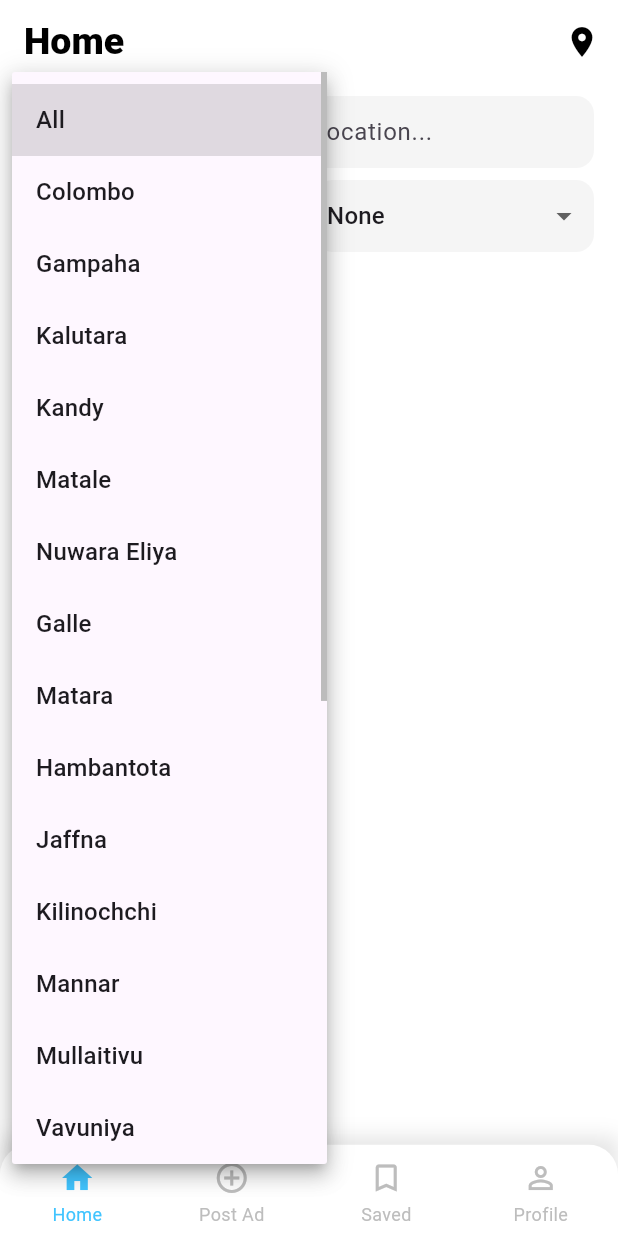
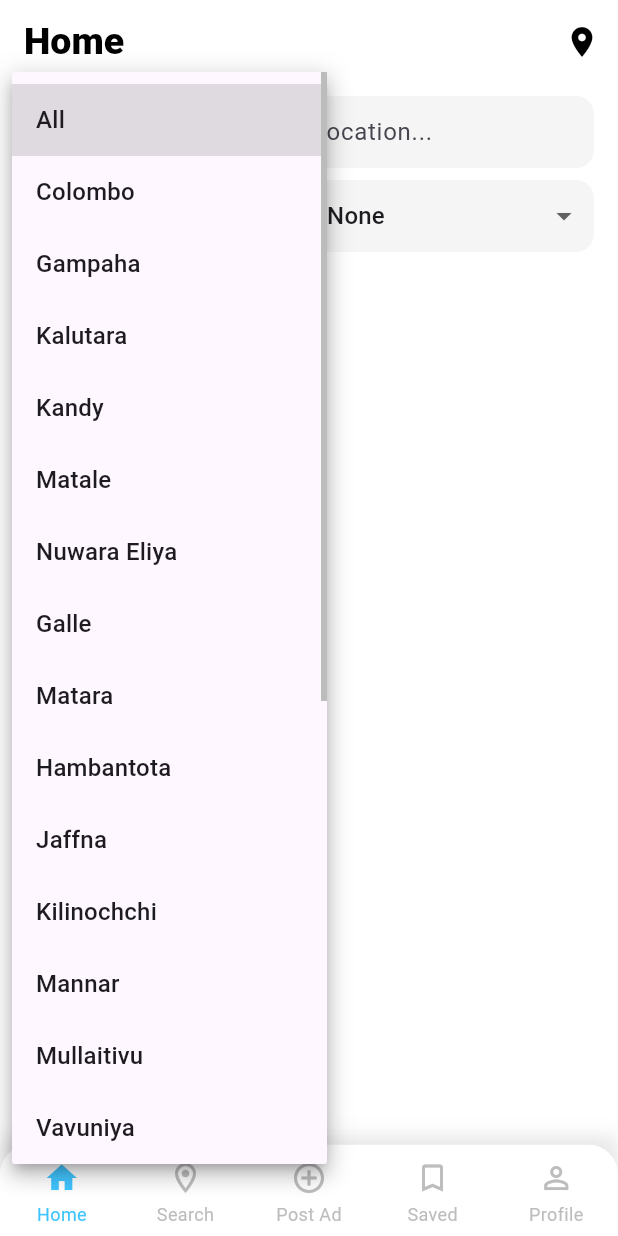
Before and after one commit to NipunaMadula/BODO-APP, a Flutter app: the HomeTabScreen screen opened directly, after a tap on "All", on a phone screen of 412 x 824 dp. Run offline on Flutter 3.47's test engine with Material 3 defaults, Android fonts, the phone set to English and light mode, and no system bars; our stand-ins replace cloud_firestore, firebase_auth, firebase_core, firebase_storage, flutter_bloc, geocoding and 4 more; accounts and stored records are empty; generated files the repository leaves out were written again; network calls fail.

Commit message:
add location search tab to bottom navigation

```diff
--- a/lib/screens/home/home_tab_screen.dart
+++ b/lib/screens/home/home_tab_screen.dart
@@ -1,3 +1,4 @@
+import 'package:bodo_app/screens/Location/SearchByLocationScreen.dart';
 import 'package:bodo_app/screens/saved_items/saved_items_screen.dart';
 import 'package:bodo_app/screens/authentication/login/login_screen.dart';
 import 'package:flutter/material.dart';
@@ -19,6 +20,7 @@ class _HomeTabScreenState extends State<HomeTabScreen> {
 
   final List<Widget> _screens = [
     const HomeScreen(),
+    SearchByLocationScreen(),
     const PostAdScreen(),
     SavedItemsScreen(),
     const ProfileScreen(),
@@ -113,6 +115,7 @@ Widget build(BuildContext context) {
             elevation: 0,
             items: [
               _buildNavItem(Icons.home_outlined, Icons.home, 'Home'),
+              _buildNavItem(Icons.location_on_outlined, Icons.location_on, 'Search'),
               _buildNavItem(Icons.add_circle_outline, Icons.add_circle, 'Post Ad'),
               _buildNavItem(Icons.bookmark_border, Icons.bookmark, 'Saved'),
               _buildNavItem(Icons.person_outline, Icons.person, 'Profile'),
```
